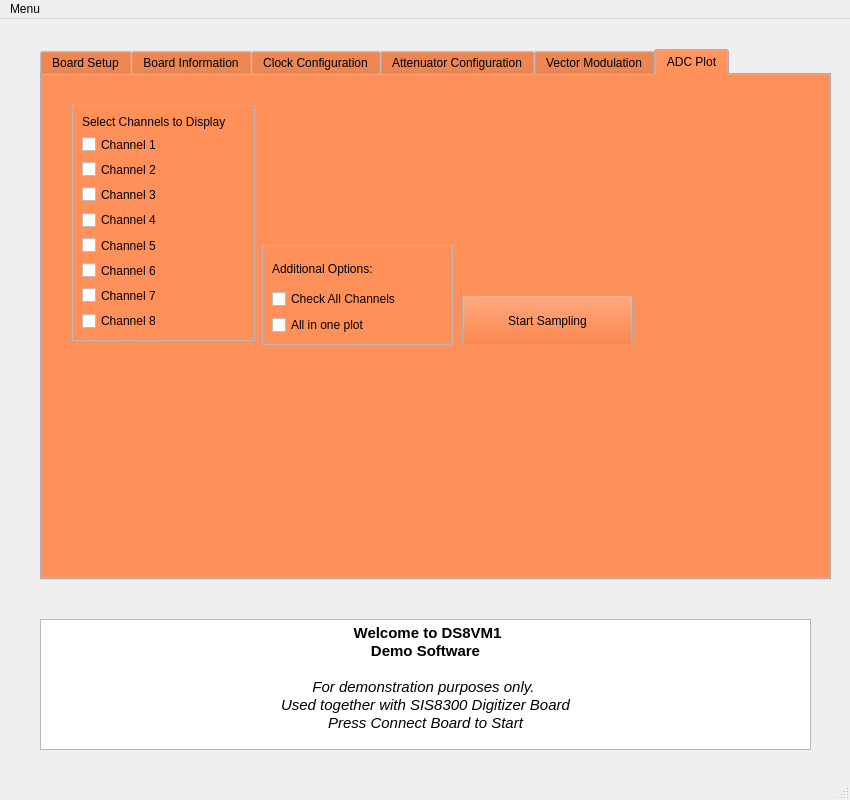
Old version of the form Demo_GUI.ui in the repository cagil-gumus/Demo_Software.
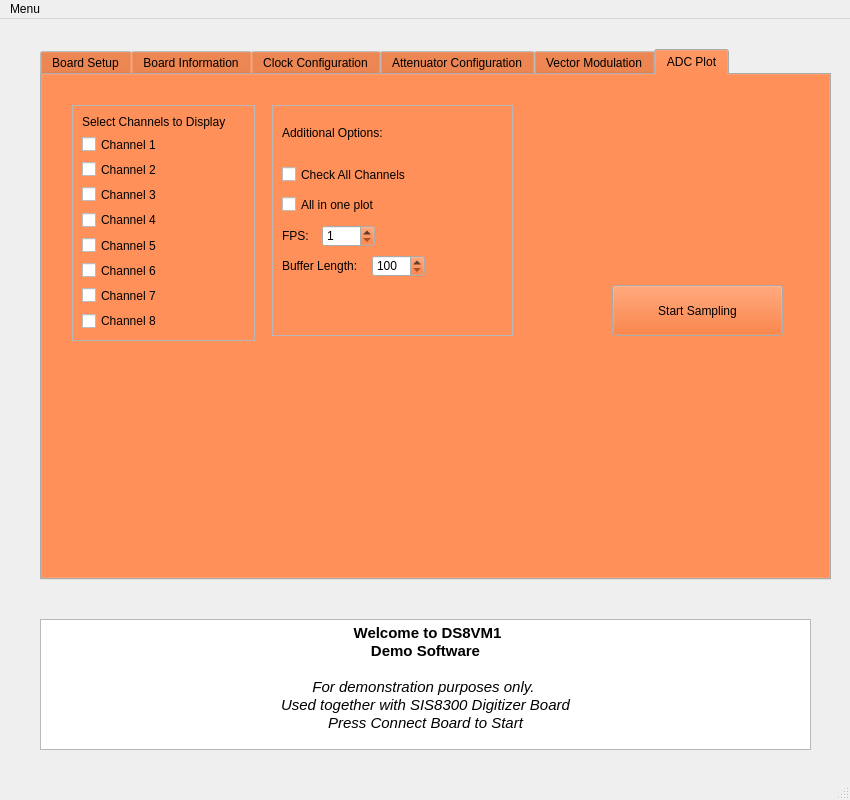
New version of the form. The open tabs and pages were chosen to show the change. Icons and pictures are not drawn.

Commit message: FPS Option Added.

Patch:
```diff
--- a/Demo_GUI.ui
+++ b/Demo_GUI.ui
@@ -756,10 +756,10 @@
      <widget class="QFrame" name="frame_5">
       <property name="geometry">
        <rect>
-        <x>220</x>
-        <y>170</y>
-        <width>191</width>
-        <height>100</height>
+        <x>230</x>
+        <y>30</y>
+        <width>241</width>
+        <height>231</height>
        </rect>
       </property>
       <property name="sizePolicy">
@@ -768,35 +768,47 @@
         <verstretch>0</verstretch>
        </sizepolicy>
       </property>
-      <property name="maximumSize">
-       <size>
-        <width>300</width>
-        <height>100</height>
-       </size>
-      </property>
       <property name="frameShape">
        <enum>QFrame::StyledPanel</enum>
       </property>
       <property name="frameShadow">
        <enum>QFrame::Raised</enum>
       </property>
-      <layout class="QGridLayout" name="gridLayout_5">
-       <item row="1" column="0">
         <widget class="QCheckBox" name="checkBox_checkall">
+       <property name="geometry">
+        <rect>
+         <x>10</x>
+         <y>60</y>
+         <width>139</width>
+         <height>19</height>
+        </rect>
+       </property>
          <property name="text">
           <string>Check All Channels</string>
          </property>
         </widget>
-       </item>
-       <item row="2" column="0">
         <widget class="QCheckBox" name="checkBox_combineall">
+       <property name="geometry">
+        <rect>
+         <x>10</x>
+         <y>90</y>
+         <width>107</width>
+         <height>19</height>
+        </rect>
+       </property>
          <property name="text">
           <string>All in one plot</string>
          </property>
         </widget>
-       </item>
-       <item row="0" column="0">
         <widget class="QLabel" name="label_4">
+       <property name="geometry">
+        <rect>
+         <x>10</x>
+         <y>20</y>
+         <width>115</width>
+         <height>16</height>
+        </rect>
+       </property>
          <property name="sizePolicy">
           <sizepolicy hsizetype="Minimum" vsizetype="Minimum">
            <horstretch>0</horstretch>
@@ -813,14 +825,70 @@
           <string>Additional Options:</string>
          </property>
         </widget>
-       </item>
-      </layout>
+      <widget class="QSpinBox" name="FPS">
+       <property name="geometry">
+        <rect>
+         <x>50</x>
+         <y>120</y>
+         <width>53</width>
+         <height>22</height>
+        </rect>
+       </property>
+       <property name="minimum">
+        <number>1</number>
+       </property>
+       <property name="maximum">
+        <number>60</number>
+       </property>
+      </widget>
+      <widget class="QLabel" name="label_FPS">
+       <property name="geometry">
+        <rect>
+         <x>10</x>
+         <y>120</y>
+         <width>71</width>
+         <height>21</height>
+        </rect>
+       </property>
+       <property name="text">
+        <string>FPS:</string>
+       </property>
+      </widget>
+      <widget class="QLabel" name="label_bufferlength">
+       <property name="geometry">
+        <rect>
+         <x>10</x>
+         <y>150</y>
+         <width>91</width>
+         <height>21</height>
+        </rect>
+       </property>
+       <property name="text">
+        <string>Buffer Length:</string>
+       </property>
+      </widget>
+      <widget class="QSpinBox" name="bufferlength">
+       <property name="geometry">
+        <rect>
+         <x>100</x>
+         <y>150</y>
+         <width>53</width>
+         <height>22</height>
+        </rect>
+       </property>
+       <property name="minimum">
+        <number>100</number>
+       </property>
+       <property name="maximum">
+        <number>500</number>
+       </property>
+      </widget>
      </widget>
      <widget class="QPushButton" name="pushButton_startsampling">
       <property name="geometry">
        <rect>
-        <x>420</x>
-        <y>220</y>
+        <x>570</x>
+        <y>210</y>
         <width>171</width>
         <height>51</height>
        </rect>
```
Left out of the diff: 17 changed lines with no effect on the pictures. Lines whose indentation alone changed are shown as unchanged. The commit also changes 2 other files.
